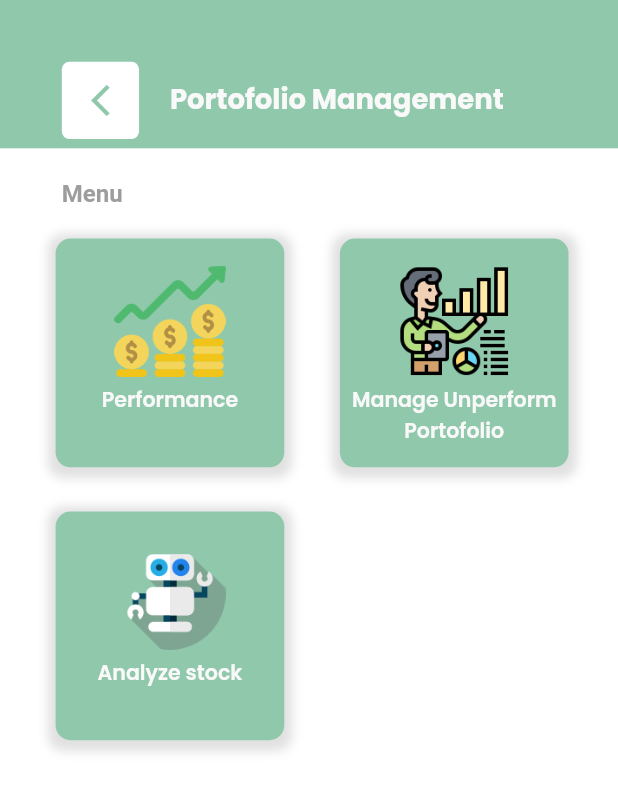
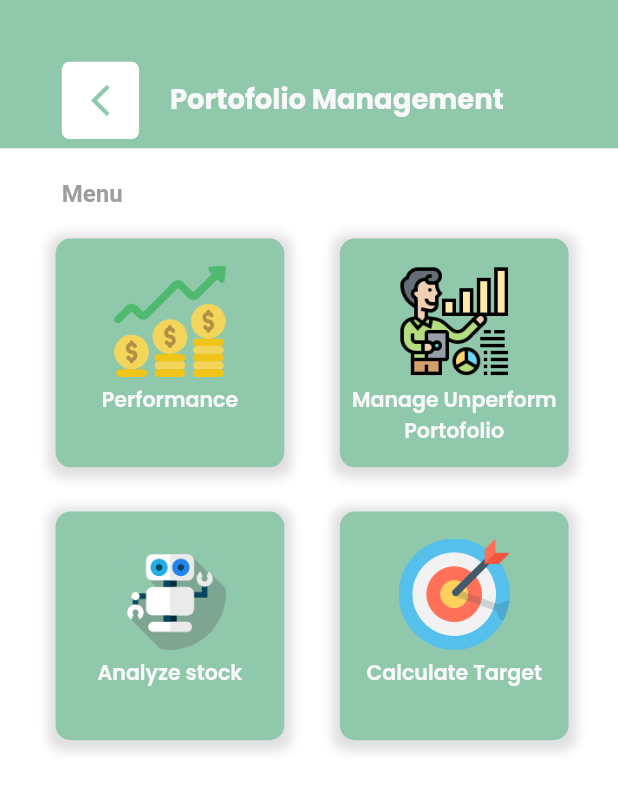
Before and after one commit to dafageraldine/recordinvest, a Flutter app: the PortofolioManagement screen opened directly, on a phone screen of 412 x 824 dp. Shown: the top 791 px of the screen. Run offline on Flutter 3.47's test engine with Material 2 defaults, Android fonts, the phone set to English and light mode, and no system bars; our stand-ins replace camera, dropdown_search, flutter_screenutil, get, google_fonts, lottie and 5 more; accounts and stored records are empty.

Commit message:
added skeleton page for calculate target

```diff
--- a/lib/screens/menu/portofoliomanagement.dart
+++ b/lib/screens/menu/portofoliomanagement.dart
@@ -77,11 +77,10 @@ class PortofolioManagement extends StatelessWidget {
                           },
                           image: "assets/robot.png",
                           title_card: "Analyze stock"),
-                      // CardMenu(
-                      //     onTap: () {
-                      //     },
-                      //     image: "assets/accounting.png",
-                      //     title_card: "Manage Unperform Portofolio"),
+                      CardMenu(
+                          onTap: () {},
+                          image: "assets/target.png",
+                          title_card: "Calculate Target"),
                       Container()
                     ],
                   )
```
Also changed, not shown: lib/screens/submenu/calculatetarget.dart (added, +25 -0 lines), assets/target.png (added).
